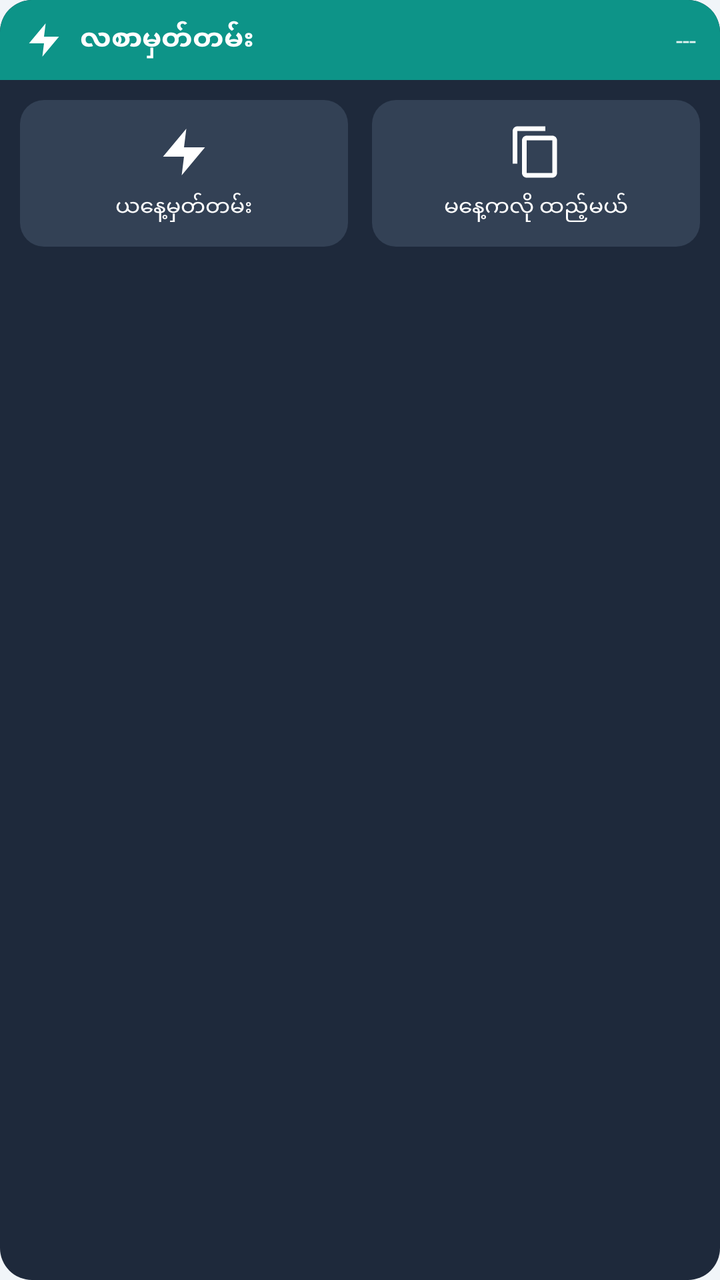
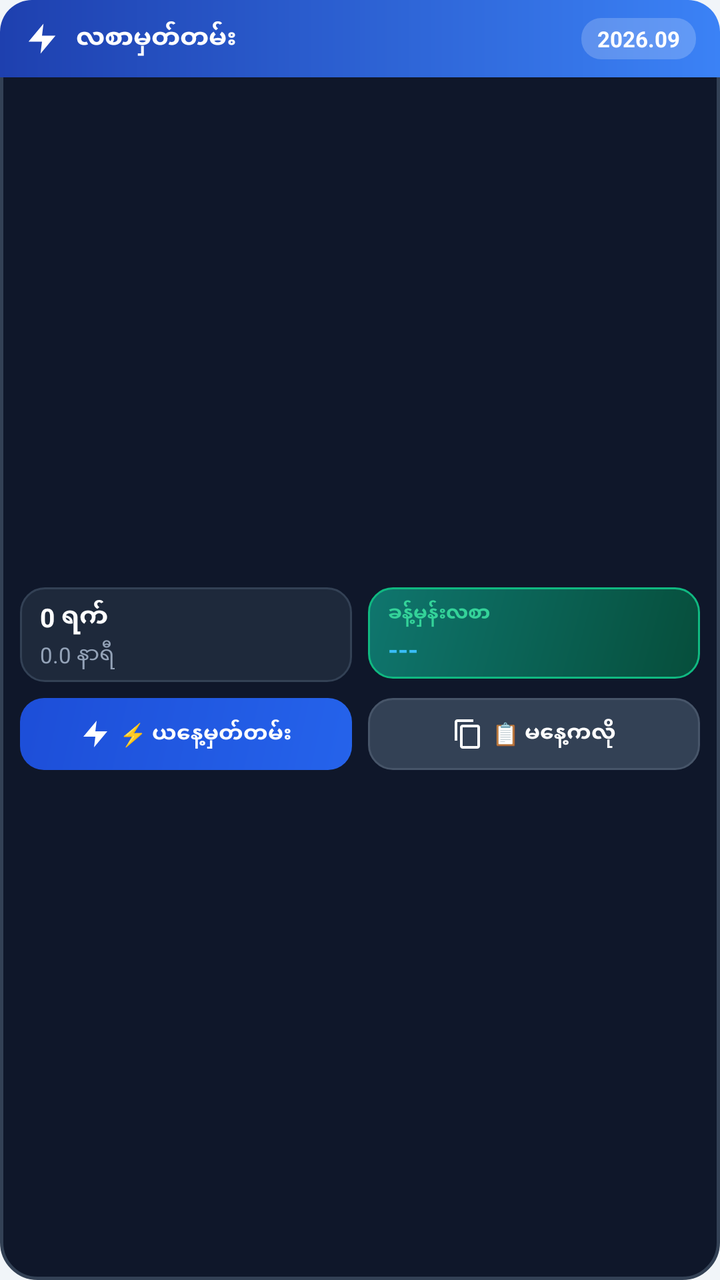

Before-and-after screenshots of an Android layout around one commit, followed by the original layout XML and the change that was made.
<!-- AndroidManifest.xml: application theme Theme.SalaryTracker -->
<!-- res/layout/widget_salary.xml -->
<?xml version="1.0" encoding="utf-8"?>
<LinearLayout xmlns:android="http://schemas.android.com/apk/res/android"
    android:id="@+id/widget_root"
    android:layout_width="match_parent"
    android:layout_height="match_parent"
    android:orientation="vertical"
    android:background="@drawable/widget_body_bg">

    
    <LinearLayout
        android:id="@+id/widget_header"
        android:layout_width="match_parent"
        android:layout_height="wrap_content"
        android:orientation="horizontal"
        android:gravity="center_vertical"
        android:paddingStart="12dp"
        android:paddingEnd="12dp"
        android:paddingTop="10dp"
        android:paddingBottom="10dp"
        android:background="@drawable/widget_header_bg">

        <ImageView
            android:layout_width="20dp"
            android:layout_height="20dp"
            android:src="@drawable/ic_widget_zap"
            android:contentDescription="@null"
            android:layout_marginEnd="8dp" />

        <TextView
            android:id="@+id/widget_header_title"
            android:layout_width="0dp"
            android:layout_height="wrap_content"
            android:layout_weight="1"
            android:text="လစာမှတ်တမ်း"
            android:textColor="#FFFFFF"
            android:textSize="14sp"
            android:textStyle="bold" />

        <TextView
            android:id="@+id/widget_summary"
            android:layout_width="wrap_content"
            android:layout_height="wrap_content"
            android:text="---"
            android:textColor="#E0FFFFFF"
            android:textSize="12sp" />
    </LinearLayout>

    
    <LinearLayout
        android:layout_width="match_parent"
        android:layout_height="wrap_content"
        android:orientation="horizontal"
        android:padding="10dp"
        android:gravity="center"
        android:baselineAligned="false">

        <LinearLayout
            android:id="@+id/widget_btn_today"
            android:layout_width="0dp"
            android:layout_height="wrap_content"
            android:layout_weight="1"
            android:orientation="vertical"
            android:gravity="center"
            android:padding="12dp"
            android:layout_marginEnd="6dp"
            android:background="@drawable/widget_btn_bg"
            android:clickable="true"
            android:focusable="true">

            <ImageView
                android:layout_width="28dp"
                android:layout_height="28dp"
                android:src="@drawable/ic_widget_zap"
                android:contentDescription="@null" />
            <TextView
                android:layout_width="wrap_content"
                android:layout_height="wrap_content"
                android:text="ယနေ့မှတ်တမ်း"
                android:textColor="#FFFFFF"
                android:textSize="11sp"
                android:layout_marginTop="6dp"
                android:gravity="center" />
        </LinearLayout>

        <LinearLayout
            android:id="@+id/widget_btn_copy"
            android:layout_width="0dp"
            android:layout_height="wrap_content"
            android:layout_weight="1"
            android:orientation="vertical"
            android:gravity="center"
            android:padding="12dp"
            android:layout_marginStart="6dp"
            android:background="@drawable/widget_btn_bg"
            android:clickable="true"
            android:focusable="true">

            <ImageView
                android:layout_width="28dp"
                android:layout_height="28dp"
                android:src="@drawable/ic_widget_copy"
                android:contentDescription="@null" />
            <TextView
                android:layout_width="wrap_content"
                android:layout_height="wrap_content"
                android:text="မနေ့ကလို ထည့်မယ်"
                android:textColor="#FFFFFF"
                android:textSize="11sp"
                android:layout_marginTop="6dp"
                android:gravity="center" />
        </LinearLayout>
    </LinearLayout>
</LinearLayout>
<!-- resources referenced by this layout -->
<resources>
  <!-- drawable ic_widget_copy (drawable) -->
  <?xml version="1.0" encoding="utf-8"?>
  <vector xmlns:android="http://schemas.android.com/apk/res/android"
      android:width="24dp"
      android:height="24dp"
      android:viewportWidth="24"
      android:viewportHeight="24">
      <path
          android:fillColor="#FFFFFF"
          android:pathData="M16,1H4C2.9,1 2,1.9 2,3v14h2V3h12V1zM19,5H8C6.9,5 6,5.9 6,7v14c0,1.1 0.9,2 2,2h11c1.1,0 2,-0.9 2,-2V7C21,5.9 20.1,5 19,5zM8,21V7h11v14H8z" />
  </vector>
  <!-- drawable ic_widget_zap (drawable) -->
  <?xml version="1.0" encoding="utf-8"?>
  <vector xmlns:android="http://schemas.android.com/apk/res/android"
      android:width="28dp"
      android:height="28dp"
      android:viewportWidth="24"
      android:viewportHeight="24">
      <path
          android:fillColor="#FFFFFF"
          android:pathData="M13,2L3,14h9l-1,8 10,-12h-9l1,-8z" />
  </vector>
  <!-- drawable widget_body_bg (drawable) -->
  <?xml version="1.0" encoding="utf-8"?>
  <shape xmlns:android="http://schemas.android.com/apk/res/android"
      android:shape="rectangle">
      <solid android:color="#1E293B" />
      <corners android:radius="16dp" />
  </shape>
  <!-- drawable widget_btn_bg (drawable) -->
  <?xml version="1.0" encoding="utf-8"?>
  <shape xmlns:android="http://schemas.android.com/apk/res/android"
      android:shape="rectangle">
      <solid android:color="#334155" />
      <corners android:radius="12dp" />
  </shape>
  <!-- drawable widget_header_bg (drawable) -->
  <?xml version="1.0" encoding="utf-8"?>
  <shape xmlns:android="http://schemas.android.com/apk/res/android"
      android:shape="rectangle">
      <solid android:color="#0D9488" />
      <corners
          android:topLeftRadius="16dp"
          android:topRightRadius="16dp"
          android:bottomLeftRadius="0dp"
          android:bottomRightRadius="0dp" />
  </shape>
  <style name="Theme.SalaryTracker" parent="Base.Theme.SalaryTracker" />
  <style name="Base.Theme.SalaryTracker" parent="Theme.Material3.DayNight.NoActionBar">
          
          <item name="android:windowBackground">@color/app_background</item>
      </style>
  <color name="app_background">#f1f5f9</color>
</resources>

<!-- the commit's change to res/layout/widget_salary.xml (unified diff, before → after) -->
@@ -15,13 +15,15 @@
         android:gravity="center_vertical"
         android:paddingStart="12dp"
         android:paddingEnd="12dp"
-        android:paddingTop="10dp"
-        android:paddingBottom="10dp"
-        android:background="@drawable/widget_header_bg">
+        android:paddingTop="9dp"
+        android:paddingBottom="9dp"
+        android:background="@drawable/widget_header_bg"
+        android:clickable="true"
+        android:focusable="true">
 
         <ImageView
-            android:layout_width="20dp"
-            android:layout_height="20dp"
+            android:layout_width="18dp"
+            android:layout_height="18dp"
             android:src="@drawable/ic_widget_zap"
             android:contentDescription="@null"
             android:layout_marginEnd="8dp" />
@@ -33,81 +35,192 @@
             android:layout_weight="1"
             android:text="လစာမှတ်တမ်း"
             android:textColor="#FFFFFF"
-            android:textSize="14sp"
+            android:textSize="13sp"
+            android:textStyle="bold"
+            android:singleLine="true" />
+
+        <TextView
+            android:id="@+id/widget_month_badge"
+            android:layout_width="wrap_content"
+            android:layout_height="wrap_content"
+            android:background="@drawable/widget_badge_bg"
+            android:paddingStart="8dp"
+            android:paddingEnd="8dp"
+            android:paddingTop="3dp"
+            android:paddingBottom="3dp"
+            android:text="2026.09"
+            android:textColor="#FFFFFF"
+            android:textSize="11sp"
             android:textStyle="bold" />
-
-        <TextView
-            android:id="@+id/widget_summary"
-            android:layout_width="wrap_content"
-            android:layout_height="wrap_content"
-            android:text="---"
-            android:textColor="#E0FFFFFF"
-            android:textSize="12sp" />
     </LinearLayout>
 
     
     <LinearLayout
         android:layout_width="match_parent"
-        android:layout_height="wrap_content"
-        android:orientation="horizontal"
-        android:padding="10dp"
-        android:gravity="center"
-        android:baselineAligned="false">
-
+        android:layout_height="0dp"
+        android:layout_weight="1"
+        android:orientation="vertical"
+        android:paddingStart="10dp"
+        android:paddingEnd="10dp"
+        android:paddingTop="8dp"
+        android:paddingBottom="8dp"
+        android:gravity="center">
+
+        
         <LinearLayout
-            android:id="@+id/widget_btn_today"
-            android:layout_width="0dp"
-            android:layout_height="wrap_content"
-            android:layout_weight="1"
-            android:orientation="vertical"
-            android:gravity="center"
-            android:padding="12dp"
-            android:layout_marginEnd="6dp"
-            android:background="@drawable/widget_btn_bg"
+            android:id="@+id/widget_stats_container"
+            android:layout_width="match_parent"
+            android:layout_height="wrap_content"
+            android:orientation="horizontal"
+            android:baselineAligned="false"
+            android:layout_marginBottom="8dp"
             android:clickable="true"
             android:focusable="true">
 
-            <ImageView
-                android:layout_width="28dp"
-                android:layout_height="28dp"
-                android:src="@drawable/ic_widget_zap"
-                android:contentDescription="@null" />
-            <TextView
-                android:layout_width="wrap_content"
+            
+            <LinearLayout
+                android:layout_width="0dp"
                 android:layout_height="wrap_content"
-                android:text="ယနေ့မှတ်တမ်း"
-                android:textColor="#FFFFFF"
-                android:textSize="11sp"
-                android:layout_marginTop="6dp"
-                android:gravity="center" />
+                android:layout_weight="1"
+                android:orientation="vertical"
+                android:paddingStart="10dp"
+                android:paddingEnd="10dp"
+                android:paddingTop="6dp"
+                android:paddingBottom="6dp"
+                android:layout_marginEnd="4dp"
+                android:background="@drawable/widget_card_stat_bg">
+
+                <TextView
+                    android:id="@+id/widget_days_text"
+                    android:layout_width="wrap_content"
+                    android:layout_height="wrap_content"
+                    android:text="0 ရက်"
+                    android:textColor="#FFFFFF"
+                    android:textSize="13sp"
+                    android:textStyle="bold"
+                    android:singleLine="true" />
+
+                <TextView
+                    android:id="@+id/widget_hours_text"
+                    android:layout_width="wrap_content"
+                    android:layout_height="wrap_content"
+                    android:text="0.0 နာရီ"
+                    android:textColor="#94A3B8"
+                    android:textSize="11sp"
+                    android:singleLine="true"
+                    android:layout_marginTop="2dp" />
+            </LinearLayout>
+
+            
+            <LinearLayout
+                android:layout_width="0dp"
+                android:layout_height="wrap_content"
+                android:layout_weight="1"
+                android:orientation="vertical"
+                android:paddingStart="10dp"
+                android:paddingEnd="10dp"
+                android:paddingTop="6dp"
+                android:paddingBottom="6dp"
+                android:layout_marginStart="4dp"
+                android:background="@drawable/widget_card_salary_bg">
+
+                <TextView
+                    android:id="@+id/widget_salary_label"
+                    android:layout_width="wrap_content"
+                    android:layout_height="wrap_content"
+                    android:text="ခန့်မှန်းလစာ"
+                    android:textColor="#34D399"
+                    android:textSize="10sp"
+                    android:textStyle="bold"
+                    android:singleLine="true" />
+
+                <TextView
+                    android:id="@+id/widget_salary_amount"
+                    android:layout_width="wrap_content"
+                    android:layout_height="wrap_content"
+                    android:text="---"
+                    android:textColor="#38BDF8"
+                    android:textSize="13sp"
+                    android:textStyle="bold"
+                    android:singleLine="true"
+                    android:layout_marginTop="2dp" />
+            </LinearLayout>
         </LinearLayout>
 
+        
         <LinearLayout
-            android:id="@+id/widget_btn_copy"
-            android:layout_width="0dp"
-            android:layout_height="wrap_content"
-            android:layout_weight="1"
-            android:orientation="vertical"
+            android:layout_width="match_parent"
+            android:layout_height="wrap_content"
+            android:orientation="horizontal"
             android:gravity="center"
-            android:padding="12dp"
-            android:layout_marginStart="6dp"
-            android:background="@drawable/widget_btn_bg"
-            android:clickable="true"
-            android:focusable="true">
-
-            <ImageView
-                android:layout_width="28dp"
-                android:layout_height="28dp"
-                android:src="@drawable/ic_widget_copy"
-                android:contentDescription="@null" />
-            <TextView
-                android:layout_width="wrap_content"
-                android:layout_height="wrap_content"
-                android:text="မနေ့ကလို ထည့်မယ်"
-                android:textColor="#FFFFFF"
-                android:textSize="11sp"
-                android:layout_marginTop="6dp"
-                android:gravity="center" />
+            android:baselineAligned="false">
+
+            
+            <LinearLayout
+                android:id="@+id/widget_btn_today"
+                android:layout_width="0dp"
+                android:layout_height="36dp"
+                android:layout_weight="1"
+                android:orientation="horizontal"
+                android:gravity="center"
+                android:paddingStart="8dp"
+                android:paddingEnd="8dp"
+                android:layout_marginEnd="4dp"
+                android:background="@drawable/widget_btn_today_bg"
+                android:clickable="true"
+                android:focusable="true">
+
+                <ImageView
+                    android:layout_width="16dp"
+                    android:layout_height="16dp"
+                    android:src="@drawable/ic_widget_zap"
+                    android:contentDescription="@null"
+                    android:layout_marginEnd="4dp" />
+
+                <TextView
+                    android:id="@+id/widget_btn_today_text"
+                    android:layout_width="wrap_content"
+                    android:layout_height="wrap_content"
+                    android:text="⚡ ယနေ့မှတ်တမ်း"
+                    android:textColor="#FFFFFF"
+                    android:textSize="11sp"
+                    android:textStyle="bold"
+                    android:singleLine="true" />
+            </LinearLayout>
+
+            
+            <LinearLayout
+                android:id="@+id/widget_btn_copy"
+                android:layout_width="0dp"
+                android:layout_height="36dp"
+                android:layout_weight="1"
+                android:orientation="horizontal"
+                android:gravity="center"
+                android:paddingStart="8dp"
+                android:paddingEnd="8dp"
+                android:layout_marginStart="4dp"
+                android:background="@drawable/widget_btn_copy_bg"
+                android:clickable="true"
+                android:focusable="true">
+
+                <ImageView
+                    android:layout_width="16dp"
+                    android:layout_height="16dp"
+                    android:src="@drawable/ic_widget_copy"
+                    android:contentDescription="@null"
+                    android:layout_marginEnd="4dp" />
+
+                <TextView
+                    android:id="@+id/widget_btn_copy_text"
+                    android:layout_width="wrap_content"
+                    android:layout_height="wrap_content"
+                    android:text="📋 မနေ့ကလို"
+                    android:textColor="#FFFFFF"
+                    android:textSize="11sp"
+                    android:textStyle="bold"
+                    android:singleLine="true" />
+            </LinearLayout>
         </LinearLayout>
+
     </LinearLayout>
 </LinearLayout>
<!-- resource entries referenced after the edit -->
@@ -22,25 +22,66 @@
           android:fillColor="#FFFFFF"
           android:pathData="M13,2L3,14h9l-1,8 10,-12h-9l1,-8z" />
   </vector>
+  <!-- drawable widget_badge_bg (drawable) -->
+  <?xml version="1.0" encoding="utf-8"?>
+  <shape xmlns:android="http://schemas.android.com/apk/res/android"
+      android:shape="rectangle">
+      <solid android:color="#33FFFFFF" />
+      <corners android:radius="10dp" />
+  </shape>
   <!-- drawable widget_body_bg (drawable) -->
   <?xml version="1.0" encoding="utf-8"?>
   <shape xmlns:android="http://schemas.android.com/apk/res/android"
       android:shape="rectangle">
-      <solid android:color="#1E293B" />
-      <corners android:radius="16dp" />
+      <solid android:color="#0F172A" />
+      <stroke android:width="1.5dp" android:color="#334155" />
+      <corners android:radius="18dp" />
   </shape>
-  <!-- drawable widget_btn_bg (drawable) -->
+  <!-- drawable widget_btn_copy_bg (drawable) -->
   <?xml version="1.0" encoding="utf-8"?>
   <shape xmlns:android="http://schemas.android.com/apk/res/android"
       android:shape="rectangle">
       <solid android:color="#334155" />
+      <stroke android:width="1dp" android:color="#475569" />
+      <corners android:radius="12dp" />
+  </shape>
+  <!-- drawable widget_btn_today_bg (drawable) -->
+  <?xml version="1.0" encoding="utf-8"?>
+  <shape xmlns:android="http://schemas.android.com/apk/res/android"
+      android:shape="rectangle">
+      <gradient
+          android:startColor="#2563EB"
+          android:endColor="#1D4ED8"
+          android:angle="135" />
+      <corners android:radius="12dp" />
+  </shape>
+  <!-- drawable widget_card_salary_bg (drawable) -->
+  <?xml version="1.0" encoding="utf-8"?>
+  <shape xmlns:android="http://schemas.android.com/apk/res/android"
+      android:shape="rectangle">
+      <gradient
+          android:startColor="#064E3B"
+          android:endColor="#0F766E"
+          android:angle="135" />
+      <stroke android:width="1dp" android:color="#10B981" />
+      <corners android:radius="12dp" />
+  </shape>
+  <!-- drawable widget_card_stat_bg (drawable) -->
+  <?xml version="1.0" encoding="utf-8"?>
+  <shape xmlns:android="http://schemas.android.com/apk/res/android"
+      android:shape="rectangle">
+      <solid android:color="#1E293B" />
+      <stroke android:width="1dp" android:color="#334155" />
       <corners android:radius="12dp" />
   </shape>
   <!-- drawable widget_header_bg (drawable) -->
   <?xml version="1.0" encoding="utf-8"?>
   <shape xmlns:android="http://schemas.android.com/apk/res/android"
       android:shape="rectangle">
-      <solid android:color="#0D9488" />
+      <gradient
+          android:startColor="#1E40AF"
+          android:endColor="#3B82F6"
+          android:angle="0" />
       <corners
           android:topLeftRadius="16dp"
           android:topRightRadius="16dp"
